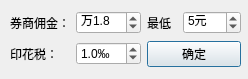
Before: the Qt Designer form QtDesign/TradeSettings.ui in victor647/QuantumStockTrade, drawn with Qt 5.
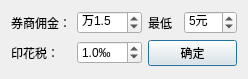
After: the same form once the commit is applied.

```diff
--- a/QtDesign/TradeSettings.ui
+++ b/QtDesign/TradeSettings.ui
@@ -13,15 +13,6 @@
   <property name="windowTitle">
    <string>交易设置</string>
   </property>
-  <widget class="QWidget" name="">
-   <property name="geometry">
-    <rect>
-     <x>10</x>
-     <y>10</y>
-     <width>231</width>
-     <height>60</height>
-    </rect>
-   </property>
    <layout class="QVBoxLayout" name="verticalLayout">
     <item>
      <layout class="QHBoxLayout" name="horizontalLayout">
@@ -63,7 +54,7 @@
          <double>0.100000000000000</double>
         </property>
         <property name="value">
-         <double>1.800000000000000</double>
+        <double>1.500000000000000</double>
         </property>
        </widget>
       </item>
@@ -168,7 +159,6 @@
      </layout>
     </item>
    </layout>
-  </widget>
  </widget>
  <resources/>
  <connections>
```
Lines whose indentation alone changed are shown as unchanged.
